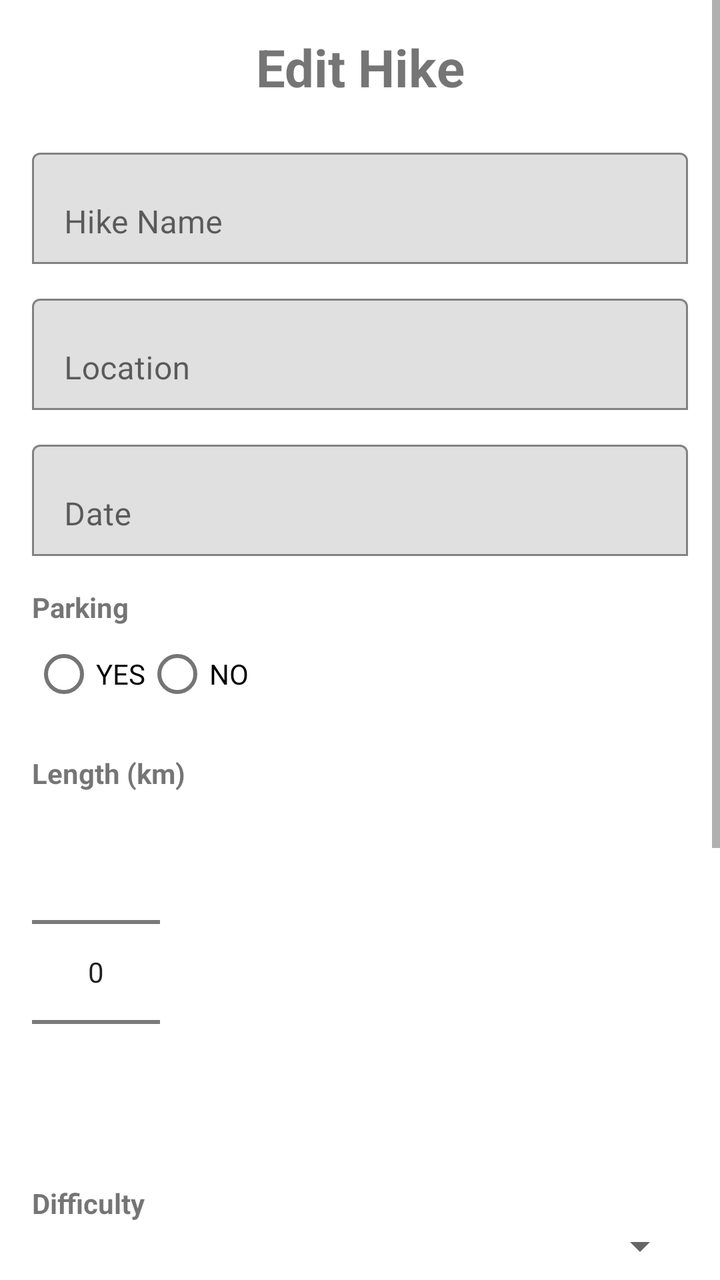
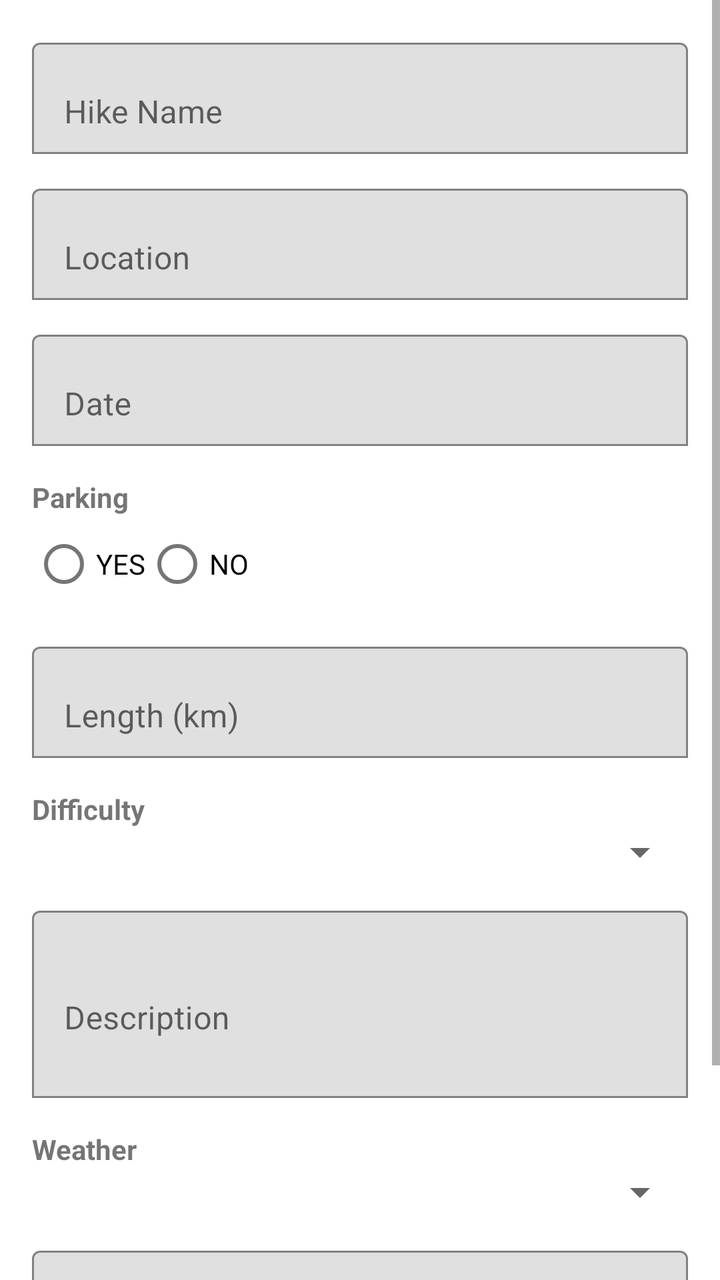

Two renders of the same Android screen: before a commit and after it. Below are the layout's source before the change and the commit's diff.
<!-- AndroidManifest.xml: application theme Theme.HikerManagement -->
<!-- res/layout/activity_edit_hike.xml -->
<?xml version="1.0" encoding="utf-8"?>
<ScrollView xmlns:android="http://schemas.android.com/apk/res/android"
    xmlns:app="http://schemas.android.com/apk/res-auto"
    android:layout_width="match_parent"
    android:layout_height="match_parent">

    <LinearLayout
        android:layout_width="match_parent"
        android:layout_height="wrap_content"
        android:orientation="vertical"
        android:padding="16dp">

        <TextView
            android:layout_width="match_parent"
            android:layout_height="wrap_content"
            android:layout_marginBottom="20dp"
            android:text="Edit Hike"
            android:textAlignment="center"
            android:textSize="26sp"
            android:textStyle="bold" />

        <com.google.android.material.textfield.TextInputLayout
            android:id="@+id/tilEditName"
            android:layout_width="match_parent"
            android:layout_height="wrap_content"
            android:hint="Hike Name"
            app:boxBackgroundMode="outline">

            <com.google.android.material.textfield.TextInputEditText
                android:id="@+id/edtEditName"
                android:layout_width="match_parent"
                android:layout_height="wrap_content" />

        </com.google.android.material.textfield.TextInputLayout>

        <com.google.android.material.textfield.TextInputLayout
            android:id="@+id/tilEditLocation"
            android:layout_width="match_parent"
            android:layout_height="wrap_content"
            android:layout_marginTop="12dp"
            android:hint="Location"
            app:boxBackgroundMode="outline">

            <com.google.android.material.textfield.TextInputEditText
                android:id="@+id/edtEditLocation"
                android:layout_width="match_parent"
                android:layout_height="wrap_content" />

        </com.google.android.material.textfield.TextInputLayout>

        <com.google.android.material.textfield.TextInputLayout
            android:id="@+id/tilEditDate"
            android:layout_width="match_parent"
            android:layout_height="wrap_content"
            android:layout_marginTop="12dp"
            android:hint="Date"
            app:boxBackgroundMode="outline">

            <com.google.android.material.textfield.TextInputEditText
                android:id="@+id/edtEditDate"
                android:layout_width="match_parent"
                android:layout_height="wrap_content"
                android:clickable="true"
                android:focusable="false" />

        </com.google.android.material.textfield.TextInputLayout>

        <TextView
            android:layout_width="wrap_content"
            android:layout_height="wrap_content"
            android:layout_marginTop="16dp"
            android:text="Parking"
            android:textStyle="bold" />

        <RadioGroup
            android:id="@+id/rgEditParking"
            android:layout_width="match_parent"
            android:layout_height="wrap_content"
            android:orientation="horizontal">

            <RadioButton
                android:id="@+id/rbEditYes"
                android:layout_width="wrap_content"
                android:layout_height="wrap_content"
                android:text="YES" />

            <RadioButton
                android:id="@+id/rbEditNo"
                android:layout_width="wrap_content"
                android:layout_height="wrap_content"
                android:text="NO" />

        </RadioGroup>

        <TextView
            android:layout_width="wrap_content"
            android:layout_height="wrap_content"
            android:layout_marginTop="16dp"
            android:text="Length (km)"
            android:textStyle="bold" />

        <NumberPicker
            android:id="@+id/npEditLength"
            android:layout_width="wrap_content"
            android:layout_height="wrap_content" />

        <TextView
            android:layout_width="wrap_content"
            android:layout_height="wrap_content"
            android:layout_marginTop="16dp"
            android:text="Difficulty"
            android:textStyle="bold" />

        <Spinner
            android:id="@+id/spEditDifficulty"
            android:layout_width="match_parent"
            android:layout_height="wrap_content" />

        <com.google.android.material.textfield.TextInputLayout
            android:id="@+id/tilEditDescription"
            android:layout_width="match_parent"
            android:layout_height="wrap_content"
            android:layout_marginTop="12dp"
            android:hint="Description"
            app:boxBackgroundMode="outline">

            <com.google.android.material.textfield.TextInputEditText
                android:id="@+id/edtEditDescription"
                android:layout_width="match_parent"
                android:layout_height="wrap_content"
                android:minLines="3" />

        </com.google.android.material.textfield.TextInputLayout>

        <TextView
            android:layout_width="wrap_content"
            android:layout_height="wrap_content"
            android:layout_marginTop="16dp"
            android:text="Weather"
            android:textStyle="bold" />

        <Spinner
            android:id="@+id/spEditWeather"
            android:layout_width="match_parent"
            android:layout_height="wrap_content" />

        <com.google.android.material.textfield.TextInputLayout
            android:id="@+id/tilEditDuration"
            android:layout_width="match_parent"
            android:layout_height="wrap_content"
            android:layout_marginTop="12dp"
            android:hint="Estimated Duration"
            app:boxBackgroundMode="outline">

            <com.google.android.material.textfield.TextInputEditText
                android:id="@+id/edtEditDuration"
                android:layout_width="match_parent"
                android:layout_height="wrap_content" />

        </com.google.android.material.textfield.TextInputLayout>

        <Button
            android:id="@+id/btnUpdateHike"
            android:layout_width="match_parent"
            android:layout_height="wrap_content"
            android:layout_marginTop="24dp"
            android:text="UPDATE HIKE" />

    </LinearLayout>

</ScrollView>
<!-- resources referenced by this layout -->
<resources>
  <style name="Theme.HikerManagement" parent="Theme.MaterialComponents.DayNight.NoActionBar">
          
          <item name="colorPrimary">@color/purple_500</item>
          <item name="colorPrimaryVariant">@color/purple_700</item>
          <item name="colorOnPrimary">@color/white</item>
          
          <item name="colorSecondary">@color/teal_200</item>
          <item name="colorSecondaryVariant">@color/teal_700</item>
          <item name="colorOnSecondary">@color/black</item>
          
          <item name="android:statusBarColor">?attr/colorPrimaryVariant</item>
          
      </style>
  <color name="purple_500">#FF6200EE</color>
  <color name="purple_700">#FF3700B3</color>
  <color name="white">#FFFFFFFF</color>
  <color name="teal_200">#FF03DAC5</color>
  <color name="teal_700">#FF018786</color>
  <color name="black">#FF000000</color>
</resources>

<!-- the commit's change to res/layout/activity_edit_hike.xml (unified diff, before → after) -->
@@ -2,7 +2,8 @@
 <ScrollView xmlns:android="http://schemas.android.com/apk/res/android"
     xmlns:app="http://schemas.android.com/apk/res-auto"
     android:layout_width="match_parent"
-    android:layout_height="match_parent">
+    android:layout_height="match_parent"
+    android:fitsSystemWindows="true">
 
     <LinearLayout
         android:layout_width="match_parent"
@@ -10,14 +11,6 @@
         android:orientation="vertical"
         android:padding="16dp">
 
-        <TextView
-            android:layout_width="match_parent"
-            android:layout_height="wrap_content"
-            android:layout_marginBottom="20dp"
-            android:text="Edit Hike"
-            android:textAlignment="center"
-            android:textSize="26sp"
-            android:textStyle="bold" />
 
         <com.google.android.material.textfield.TextInputLayout
             android:id="@+id/tilEditName"
@@ -92,17 +85,21 @@
 
         </RadioGroup>
 
-        <TextView
-            android:layout_width="wrap_content"
+        <com.google.android.material.textfield.TextInputLayout
+            android:id="@+id/tilEditLength"
+            android:layout_width="match_parent"
             android:layout_height="wrap_content"
-            android:layout_marginTop="16dp"
-            android:text="Length (km)"
-            android:textStyle="bold" />
+            android:layout_marginTop="12dp"
+            android:hint="Length (km)"
+            app:boxBackgroundMode="outline">
 
-        <NumberPicker
-            android:id="@+id/npEditLength"
-            android:layout_width="wrap_content"
-            android:layout_height="wrap_content" />
+            <com.google.android.material.textfield.TextInputEditText
+                android:id="@+id/edtEditLength"
+                android:layout_width="match_parent"
+                android:layout_height="wrap_content"
+                android:inputType="number" />
+
+        </com.google.android.material.textfield.TextInputLayout>
 
         <TextView
             android:layout_width="wrap_content"
<!-- resource entries referenced after the edit -->
@@ -1,6 +1,6 @@
 <!-- resources referenced by this layout -->
 <resources>
-  <style name="Theme.HikerManagement" parent="Theme.MaterialComponents.DayNight.NoActionBar">
+  <style name="Theme.HikerManagement" parent="Theme.MaterialComponents.DayNight">
           
           <item name="colorPrimary">@color/purple_500</item>
           <item name="colorPrimaryVariant">@color/purple_700</item>
